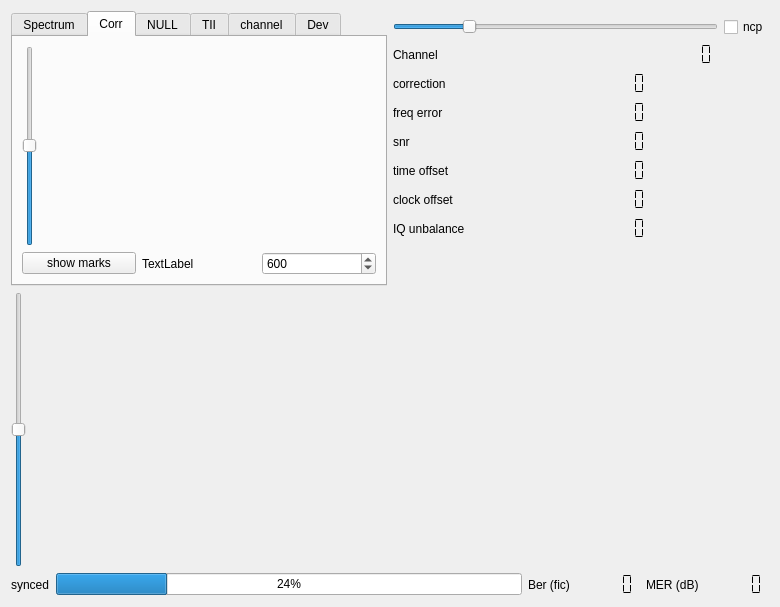
Qt form sources/main/forms-v7/scopewidget.ui (JvanKatwijk/qt-dab) before a commit.
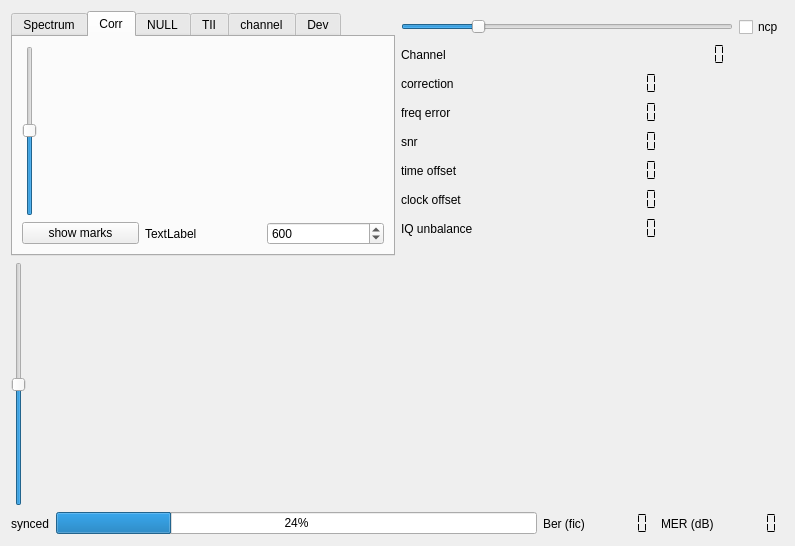
The same form after that commit. Custom widgets are drawn as their Qt base class.

Commit message: rtl_tcp ipAddress

Patch:
```diff
--- a/sources/main/forms-v7/scopewidget.ui
+++ b/sources/main/forms-v7/scopewidget.ui
@@ -6,8 +6,8 @@
    <rect>
     <x>0</x>
     <y>0</y>
-    <width>780</width>
-    <height>607</height>
+    <width>795</width>
+    <height>546</height>
    </rect>
   </property>
   <property name="windowTitle">
@@ -15,7 +15,7 @@
   </property>
   <layout class="QVBoxLayout" name="verticalLayout_5">
    <item>
-    <layout class="QHBoxLayout" name="horizontalLayout_12">
+    <layout class="QHBoxLayout" name="horizontalLayout_13">
      <item>
       <layout class="QVBoxLayout" name="verticalLayout_4">
        <item>
@@ -69,9 +69,11 @@
           <attribute name="title">
            <string>Corr</string>
           </attribute>
+          <layout class="QHBoxLayout" name="horizontalLayout_12">
+           <item>
           <layout class="QVBoxLayout" name="verticalLayout">
            <item>
-            <layout class="QHBoxLayout" name="horizontalLayout_9">
+              <layout class="QHBoxLayout" name="horizontalLayout_7">
              <item>
               <widget class="QSlider" name="correlationSlider">
                <property name="value">
@@ -84,6 +86,12 @@
              </item>
              <item>
               <widget class="QwtPlot" name="correlationDisplay">
+                 <property name="maximumSize">
+                  <size>
+                   <width>16777215</width>
+                   <height>171</height>
+                  </size>
+                 </property>
                <property name="toolTip">
                 <string>&lt;html&gt;&lt;head/&gt;&lt;body&gt;&lt;p&gt;Fine time synchronization is by correlation. Ideally the match is on or around the 504-th sample.&lt;/p&gt;&lt;/body&gt;&lt;/html&gt;</string>
                </property>
@@ -132,6 +140,8 @@
             </layout>
            </item>
           </layout>
+           </item>
+          </layout>
          </widget>
          <widget class="QWidget" name="null period">
           <attribute name="title">
@@ -239,7 +249,7 @@
         </widget>
        </item>
        <item>
-        <layout class="QHBoxLayout" name="horizontalLayout_7">
+        <layout class="QHBoxLayout" name="horizontalLayout_9">
          <item>
           <widget class="QSlider" name="waterfallSlider">
            <property name="maximum">
@@ -258,7 +268,7 @@
            <property name="maximumSize">
             <size>
              <width>448</width>
-             <height>232</height>
+             <height>171</height>
             </size>
            </property>
            <property name="toolTip">
```
Lines whose indentation alone changed are shown as unchanged. The commit also changes 1 other file.
